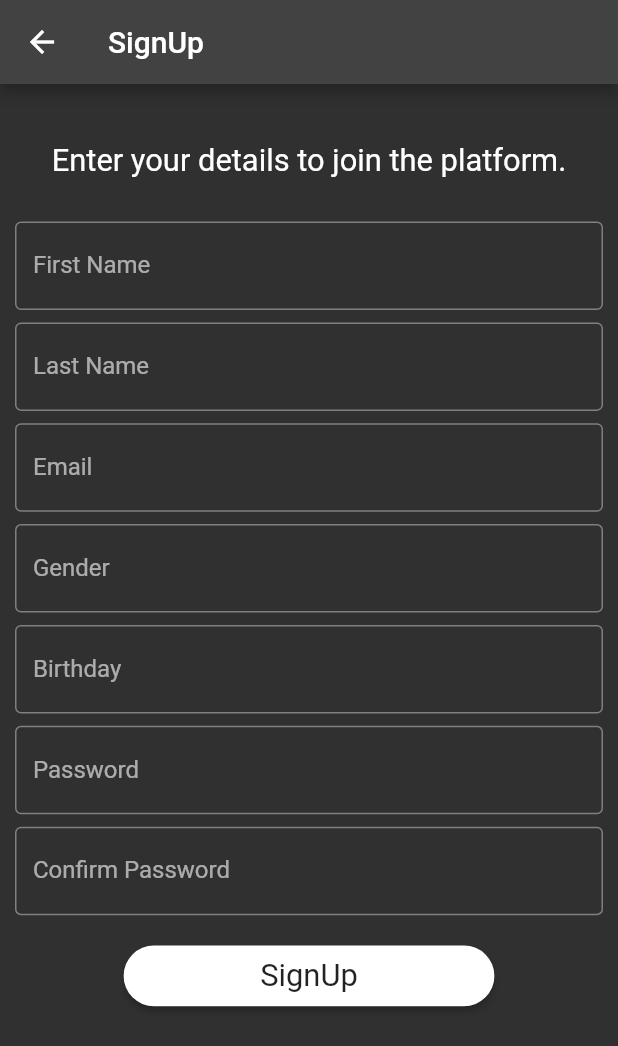
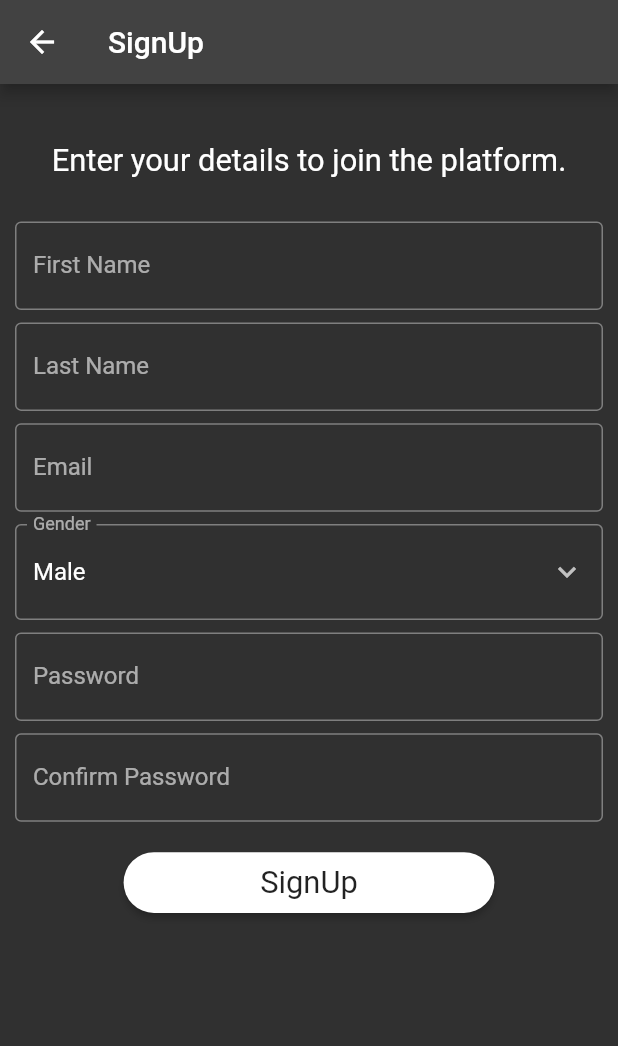
Before and after one commit to najafsikander/serverless_app_flutter, a Flutter app: the screen it shows after launch, after a tap on "SignUp", on a phone screen of 412 x 824 dp. Shown: the top 1046 px of the screen. Run offline on Flutter 3.47's test engine with Material 2 defaults, Android fonts, the phone set to English and light mode, and no system bars; our stand-ins replace logger, string_validator.

Commit message:
Completed basic auth page and redirected it to dashboard page upon submit

```diff
--- a/lib/pages/auth_page.dart
+++ b/lib/pages/auth_page.dart
@@ -1,4 +1,6 @@
 import 'package:flutter/material.dart';
+import 'package:serverless_app/pages/dashboard_page.dart';
+import 'package:string_validator/string_validator.dart';
 
 import '../utils/log.dart';
 
@@ -14,8 +16,8 @@ class AuthPage extends StatelessWidget {
   String email = '';
   String password = '';
   String confirmPassword = '';
-  String gender = '';
-  String birthday = '';
+  String gender = 'Male';
+  List<String> genders = ['Male', 'Female'];
 
   final _formKey = GlobalKey<FormState>();
 
@@ -39,138 +41,185 @@ class AuthPage extends StatelessWidget {
             child: Column(
               crossAxisAlignment: CrossAxisAlignment.center,
               children: [
+                // Makes Login Form Center
+                purpose == 'Login'
+                    ? SizedBox(
+                        height: _height * 0.2,
+                      )
+                    : Container(),
                 Container(
                   margin: EdgeInsets.symmetric(vertical: _height * 0.035),
-                    child: Text(_getFormHeading(),
-                    style: TextStyle(
-                      fontSize: _width * 0.05
-                    ),),),
-                Form(
+                  child: Text(
+                    _getFormHeading(),
+                    style: TextStyle(fontSize: _width * 0.05),
+                  ),
+                ),
+                _showForm(context),
+              ],
+            ),
+          ),
+        ),
+      ),
+    );
+  }
+
+  String _getFormHeading() {
+    return purpose == 'Login'
+        ? 'Enter your account details to login.'
+        : 'Enter your details to join the platform.';
+  }
+
+  Widget _showForm(BuildContext context) {
+    return Form(
       key: _formKey,
       child: Column(
-                    // mainAxisAlignment: MainAxisAlignment.center,
+        mainAxisAlignment: MainAxisAlignment.center,
         crossAxisAlignment: CrossAxisAlignment.center,
         children: [
-                      purpose == 'SignUp'? Container(
+          //First Name -> SignUp
+          purpose == 'SignUp'
+              ? Container(
                   margin: EdgeInsets.only(bottom: _height * 0.01),
                   child: TextFormField(
                     obscureText: false,
                     decoration: const InputDecoration(
-                            border: OutlineInputBorder(),
-                            labelText: 'First Name'
-                          ),
+                        border: OutlineInputBorder(), labelText: 'First Name'),
                     onChanged: (String value) {
                       firstName = value;
                     },
                     validator: (value) {
-                            if(value == null || value.isEmpty) return 'Please enter some text';
+                      if (value == null || value.isEmpty) {
+                        return 'Please enter some text';
+                      }
+                      if (!value.isLength(3)) {
+                        return 'First name should be of at least 3 characters';
+                      }
                       return null;
                     },
                   ),
-                      ):Container(),
-                      purpose == 'SignUp'? Container(
+                )
+              : Container(),
+          //Last Name -> SignUp
+          purpose == 'SignUp'
+              ? Container(
                   margin: EdgeInsets.only(bottom: _height * 0.01),
                   child: TextFormField(
                     obscureText: false,
                     decoration: const InputDecoration(
-                              border: OutlineInputBorder(),
-                              labelText: 'Last Name'
-                          ),
+                        border: OutlineInputBorder(), labelText: 'Last Name'),
                     onChanged: (String value) {
                       lastName = value;
                     },
                     validator: (value) {
-                            if(value == null || value.isEmpty) return 'Please enter some text';
+                      if (value == null || value.isEmpty) {
+                        return 'Please enter some text';
+                      }
+                      if (!value.isLength(3)) {
+                        return 'Last name should be of at least 3 characters';
+                      }
                       return null;
                     },
                   ),
-                      ):Container(),
+                )
+              : Container(),
+          //Email -> SignUp/Login
           Container(
             margin: EdgeInsets.only(bottom: _height * 0.01),
             child: TextFormField(
               obscureText: false,
               decoration: const InputDecoration(
-                              border: OutlineInputBorder(),
-                              labelText: 'Email'
-                          ),
+                  border: OutlineInputBorder(), labelText: 'Email'),
               onChanged: (String value) {
                 email = value;
               },
               validator: (value) {
-                            if(value == null || value.isEmpty) return 'Please enter some text';
+                if (value == null || value.isEmpty) {
+                  return 'Please enter some text';
+                }
+                if (!value.isEmail) {
+                  return 'Please enter valid email';
+                }
                 return null;
               },
             ),
           ),
-                      purpose == 'SignUp'?Container(
+          purpose == 'SignUp'
+              ? Container(
                   margin: EdgeInsets.only(bottom: _height * 0.01),
-                        child: TextFormField(
-                          obscureText: false,
+                  child: DropdownButtonFormField(
+                    value: gender,
                     decoration: const InputDecoration(
-                              border: OutlineInputBorder(),
-                              labelText: 'Gender'
-                          ),
-                          onChanged: (String value) {
-                            gender = value;
-                          },
+                        border: OutlineInputBorder(), labelText: 'Gender'),
+                    icon: const Icon(Icons.keyboard_arrow_down),
                     validator: (value) {
-                            if(value == null || value.isEmpty) return 'Please enter some text';
+                      if (value == null || value.isEmpty) {
+                        return 'Please enter some text';
+                      }
                       return null;
                     },
+                    onChanged: (String? value) {
+                      if (value != null) gender = value;
+                    },
+                    items:
+                        genders.map<DropdownMenuItem<String>>((String gender) {
+                      return DropdownMenuItem<String>(
+                        value: gender,
+                        child: Text(gender),
+                      );
+                    }).toList(),
                   ),
-                      ):Container(),
-                      purpose == 'SignUp'?Container(
-                        margin: EdgeInsets.only(bottom: _height * 0.01),
-                        child: TextFormField(
-                          obscureText: false,
-                          decoration: const InputDecoration(
-                              border: OutlineInputBorder(),
-                              labelText: 'Birthday'
-                          ),
-                          onChanged: (String value) {
-                            birthday = value;
-                          },
-                          validator: (value) {
-                            if(value == null || value.isEmpty) return 'Please enter some text';
-                            return null;
-                          },
-                        ),
-                      ):Container(),
+                )
+              : Container(),
+          //Password -> SignUp/Login
           Container(
             margin: EdgeInsets.only(bottom: _height * 0.01),
             child: TextFormField(
-                          obscureText: false,
+              obscureText: true,
               decoration: const InputDecoration(
-                              border: OutlineInputBorder(),
-                              labelText: 'Password'
-                          ),
+                  border: OutlineInputBorder(), labelText: 'Password'),
               onChanged: (String value) {
                 password = value;
               },
               validator: (value) {
-                            if(value == null || value.isEmpty) return 'Please enter some text';
+                if (value == null || value.isEmpty) {
+                  return 'Please enter some text';
+                }
+                if (!value.isLength(8)) {
+                  return 'Password should be of at least 8 characters';
+                }
                 return null;
               },
             ),
           ),
-                      purpose == 'SignUp'?Container(
+          //Confirm Password -> SignUp/Login
+          purpose == 'SignUp'
+              ? Container(
                   margin: EdgeInsets.only(bottom: _height * 0.01),
                   child: TextFormField(
-                          obscureText: false,
+                    obscureText: true,
                     decoration: const InputDecoration(
                         border: OutlineInputBorder(),
-                              labelText: 'Confirm Password'
-                          ),
+                        labelText: 'Confirm Password'),
                     onChanged: (String value) {
                       confirmPassword = value;
                     },
                     validator: (value) {
-                            if(value == null || value.isEmpty) return 'Please enter some text';
-                            if(value != password) return 'Passwords do not match';
+                      if (value == null || value.isEmpty) {
+                        return 'Please enter some text';
+                      }
+                      if (!value.isLength(8)) {
+                        return 'Confirm password should be of at least 8 characters';
+                      }
+                      if (value != password) {
+                        return 'Passwords do not match';
+                      }
                       return null;
                     },
                   ),
-                      ):Container(),
+                )
+              : Container(),
+
+          // Submit Button
           Container(
             margin: EdgeInsets.only(top: _height * 0.01),
             child: SizedBox(
@@ -180,19 +229,26 @@ class AuthPage extends StatelessWidget {
                   foregroundColor: Colors.black87,
                   backgroundColor: Colors.white,
                   padding: EdgeInsets.symmetric(
-                                    vertical: _height * 0.01,
-                                    horizontal: _width * 0.1),
+                      vertical: _height * 0.01, horizontal: _width * 0.1),
                   textStyle: TextStyle(fontSize: _width * 0.05),
                   shape: RoundedRectangleBorder(
                     borderRadius: BorderRadius.circular(_width * 0.1),
                   ),
                 ),
                 onPressed: () {
-                                if(_formKey.currentState!.validate()){
-                                  logger.d('Hello');
+                  if (_formKey.currentState!.validate()) {
+                    if (purpose == 'Login') {
+                      logger.d('Login details: $email $password');
+                    }
+                    if (purpose == 'SignUp') {
+                      logger.d(
+                          'SignUp details: $firstName $lastName $email $gender $password $confirmPassword');
+                    }
+
+                    Navigator.push(context, MaterialPageRoute(builder: (context) => DashboardPage()));
                   }
                 },
-                              child:  Text(
+                child: Text(
                   purpose,
                   style: const TextStyle(color: Colors.black87),
                 ),
@@ -201,16 +257,6 @@ class AuthPage extends StatelessWidget {
           )
         ],
       ),
-                ),
-              ],
-            ),
-          ),
-        ),
-      ),
     );
   }
-
-  String _getFormHeading() {
-    return purpose == 'Login' ? 'Enter your account details to login.' : 'Enter your details to join the platform.';
 }
-}
--- a/pubspec.yaml
+++ b/pubspec.yaml
@@ -36,6 +36,7 @@ dependencies:
   # Use with the CupertinoIcons class for iOS style icons.
   cupertino_icons: ^1.0.2
   logger: ^2.5.0
+  string_validator: ^1.1.0
 
 dev_dependencies:
   flutter_test:
```
Also changed, not shown: lib/pages/dashboard_page.dart (added, +30 -0 lines), pubspec.lock. Lines whose indentation alone changed are shown as unchanged.
